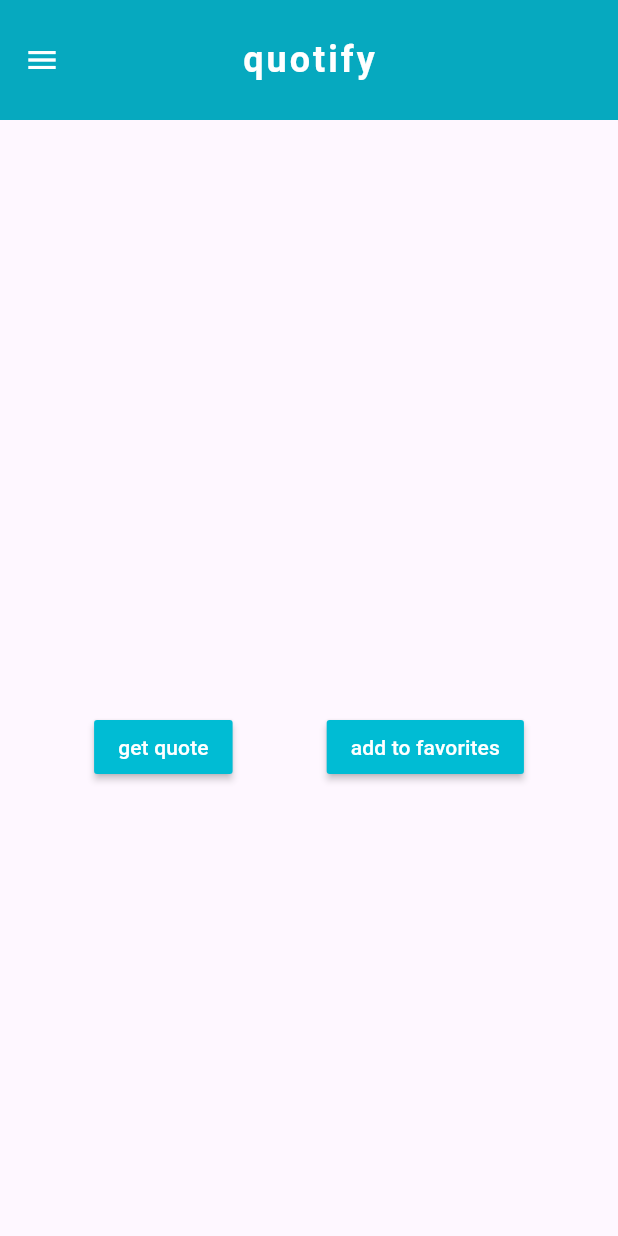
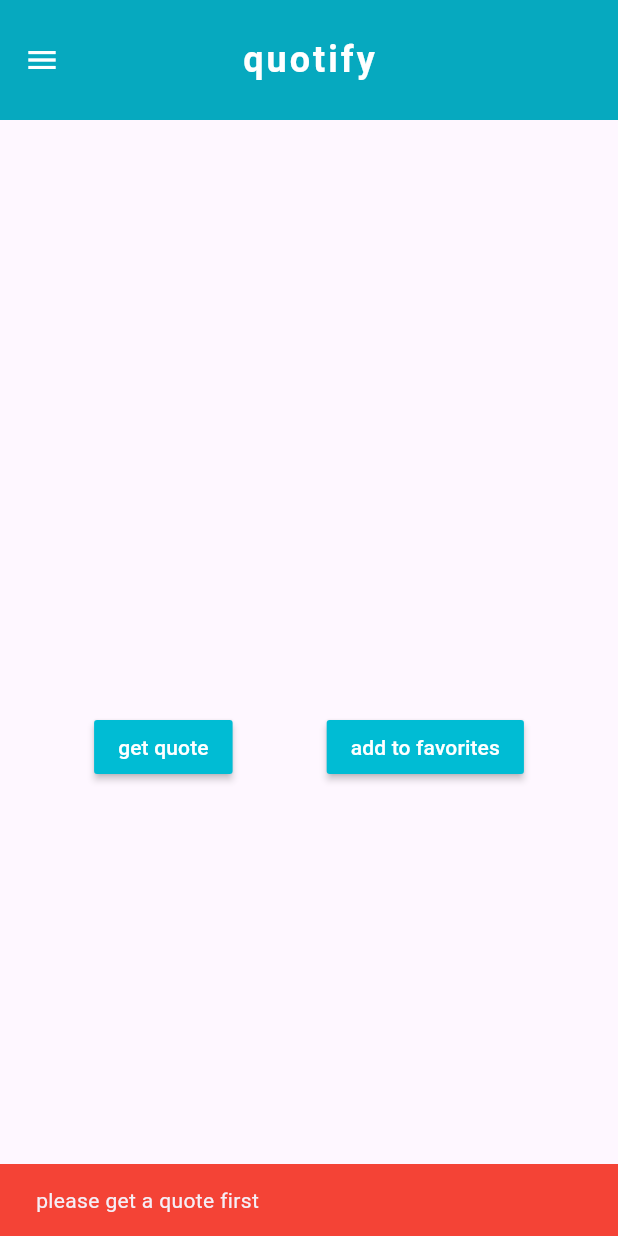
Before and after one commit to kaleabSolomon/quotesGenerator, a Flutter app: the screen it shows after launch, after a tap on "add to favorites", on a phone screen of 412 x 824 dp. Run offline on Flutter 3.47's test engine with Material 3 defaults, Android fonts, the phone set to English and light mode, and no system bars; our stand-ins replace flutter_slidable, google_fonts, shared_preferences; network calls fail.

Commit message:
make the favorites page

```diff
--- a/lib/pages/home_page.dart
+++ b/lib/pages/home_page.dart
@@ -1,4 +1,5 @@
 import 'package:flutter/material.dart';
+import 'package:quotesgenerator/pages/favorites_page.dart';
 
 import 'package:quotesgenerator/pages/quotes_page.dart';
 
@@ -10,8 +11,14 @@ class HomePage extends StatefulWidget {
 }
 
 class _HomePageState extends State<HomePage> {
+  int _selectedIndex = 0;
   @override
   Widget build(BuildContext context) {
+    Widget body = QuotesPage();
+
+    if (_selectedIndex == 1) {
+      body = FavoritesPage();
+    }
     return Scaffold(
         appBar: AppBar(
           iconTheme: IconThemeData(color: Colors.white),
@@ -38,8 +45,10 @@ class _HomePageState extends State<HomePage> {
             )),
             ListTile(
               onTap: () {
-                Navigator.of(context).push(
-                    MaterialPageRoute(builder: (context) => const HomePage()));
+                setState(() {
+                  _selectedIndex = 0;
+                });
+                Navigator.of(context).pop();
               },
               leading: const Icon(
                 Icons.home,
@@ -57,13 +66,19 @@ class _HomePageState extends State<HomePage> {
             const SizedBox(
               height: 10,
             ),
-            const ListTile(
-              leading: Icon(
+            ListTile(
+              onTap: () {
+                setState(() {
+                  _selectedIndex = 1;
+                });
+                Navigator.of(context).pop();
+              },
+              leading: const Icon(
                 Icons.favorite,
                 color: Colors.white,
-                size: 40,
+                size: 30,
               ),
-              title: Text(
+              title: const Text(
                 "Favorites",
                 style: TextStyle(
                     color: Colors.white,
@@ -73,6 +88,6 @@ class _HomePageState extends State<HomePage> {
             )
           ]),
         ),
-        body: QuotesPage());
+        body: body);
   }
 }
--- a/lib/pages/quotes_page.dart
+++ b/lib/pages/quotes_page.dart
@@ -3,6 +3,7 @@ import 'package:http/http.dart' as http;
 
 import 'dart:convert';
 import 'package:google_fonts/google_fonts.dart';
+import 'package:shared_preferences/shared_preferences.dart';
 import 'package:quotesgenerator/components/button.dart';
 
 class QuotesPage extends StatefulWidget {
@@ -15,7 +16,13 @@ class QuotesPage extends StatefulWidget {
 class _QuotesPageState extends State<QuotesPage> {
   late String quote = "";
   bool isLoading = false;
-  // List<String> favorites = [];
+  List<String> favorites = [];
+
+  @override
+  void initState() {
+    super.initState();
+    loadFavorites();
+  }
 
   void getQuote() async {
     setState(() {
@@ -45,7 +52,43 @@ class _QuotesPageState extends State<QuotesPage> {
     }
   }
 
-  void addToFavorites() {}
+  void loadFavorites() async {
+    SharedPreferences prefs = await SharedPreferences.getInstance();
+    if (prefs.containsKey("favorites")) {
+      setState(() {
+        favorites = prefs.getStringList('favorites')!;
+      });
+    }
+  }
+
+  void saveToFavorites() async {
+    SharedPreferences prefs = await SharedPreferences.getInstance();
+    await prefs.setStringList('favorites', favorites);
+  }
+
+  void addToFavorites() {
+    if (!favorites.contains(quote) && quote.isNotEmpty) {
+      setState(() {
+        favorites.add(quote);
+      });
+
+      saveToFavorites();
+      ScaffoldMessenger.of(context).showSnackBar(const SnackBar(
+        content: Text("quotes added to favorites"),
+        backgroundColor: Colors.green,
+      ));
+    } else if (quote.isEmpty) {
+      ScaffoldMessenger.of(context).showSnackBar(const SnackBar(
+        content: Text("please get a quote first"),
+        backgroundColor: Colors.red,
+      ));
+    } else {
+      ScaffoldMessenger.of(context).showSnackBar(const SnackBar(
+        content: Text("quote already in favorites"),
+        backgroundColor: Colors.red,
+      ));
+    }
+  }
 
   @override
   Widget build(BuildContext context) {
--- a/pubspec.yaml
+++ b/pubspec.yaml
@@ -37,6 +37,8 @@ dependencies:
   cupertino_icons: ^1.0.2
   http: ^1.1.2
   google_fonts: ^6.1.0
+  shared_preferences: ^2.2.2
+  flutter_slidable: ^3.0.1
 
 dev_dependencies:
   flutter_test:
```
Also changed, not shown: lib/pages/favorites_page.dart (+59 -2 lines), pubspec.lock, 1 other file.
